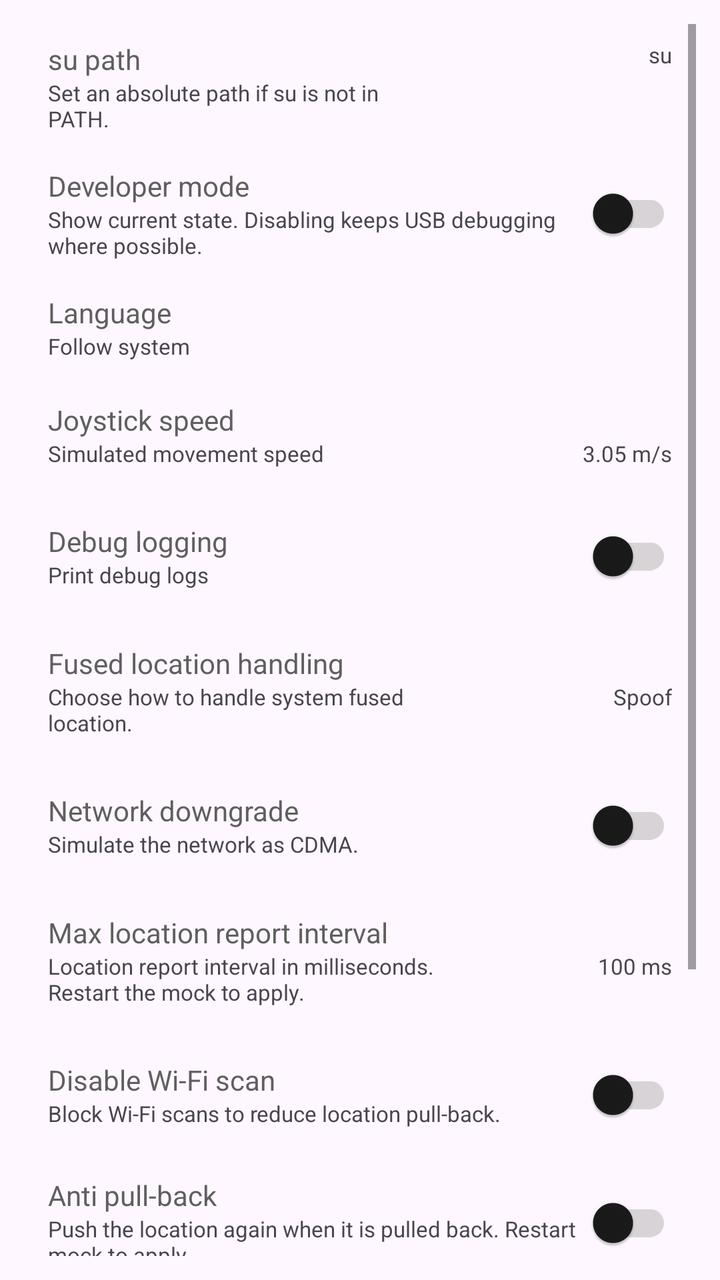
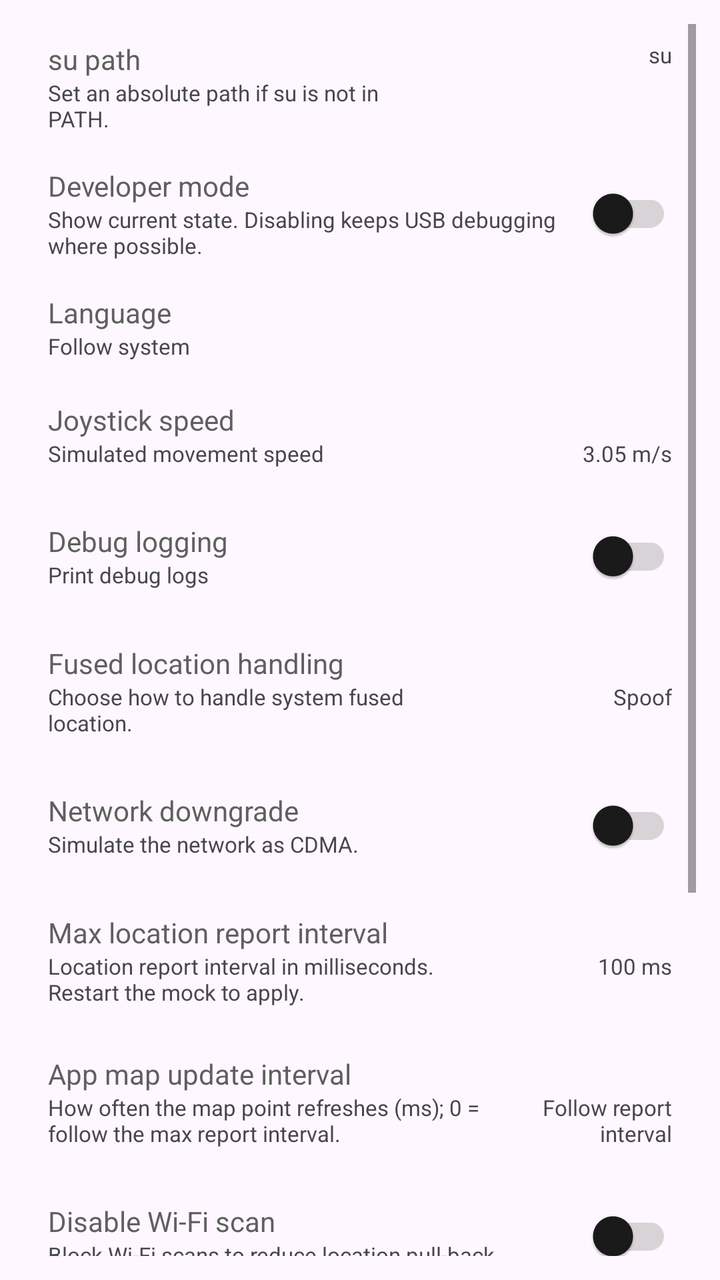

Before-and-after screenshots of an Android layout around one commit, followed by the original layout XML and the change that was made.
<!-- AndroidManifest.xml: application theme AppTheme -->
<!-- res/layout/fragment_settings.xml -->
<?xml version="1.0" encoding="utf-8"?>
<androidx.constraintlayout.widget.ConstraintLayout xmlns:android="http://schemas.android.com/apk/res/android"
    xmlns:app="http://schemas.android.com/apk/res-auto"
    xmlns:tools="http://schemas.android.com/tools"
    android:layout_width="match_parent"
    android:layout_height="match_parent"
    android:padding="@dimen/page_gutter"
    tools:context=".ui.settings.SettingsFragment">

    <ScrollView
        android:layout_width="match_parent"
        android:layout_height="0dp"
        app:layout_constraintTop_toTopOf="parent"
        app:layout_constraintStart_toStartOf="parent">

        <LinearLayout
            android:layout_width="match_parent"
            android:layout_height="wrap_content"
            android:orientation="vertical">

            <androidx.constraintlayout.widget.ConstraintLayout
                android:id="@+id/su_path_layout"
                android:layout_width="match_parent"
                android:layout_height="wrap_content"
                android:paddingHorizontal="@dimen/page_gutter"
                android:paddingVertical="8dp">

                <com.google.android.material.textview.MaterialTextView
                    android:id="@+id/su_path_title"
                    android:layout_width="0dp"
                    android:layout_height="wrap_content"
                    android:text="@string/su_path_title"
                    android:textColor="?attr/colorOnSurfaceVariant"
                    app:layout_constraintStart_toStartOf="parent"
                    app:layout_constraintEnd_toStartOf="@id/su_path_value"
                    app:layout_constraintTop_toTopOf="parent" />

                <com.google.android.material.textview.MaterialTextView
                    android:id="@+id/su_path_desc"
                    android:layout_width="0dp"
                    android:layout_height="wrap_content"
                    android:text="@string/su_path_desc"
                    android:textSize="11sp"
                    app:layout_constraintStart_toStartOf="parent"
                    app:layout_constraintEnd_toStartOf="@id/su_path_value"
                    app:layout_constraintTop_toBottomOf="@id/su_path_title" />

                <com.google.android.material.textview.MaterialTextView
                    android:id="@+id/su_path_value"
                    android:layout_width="120dp"
                    android:layout_height="wrap_content"
                    android:gravity="end"
                    android:text="su"
                    android:textSize="11sp"
                    app:layout_constraintTop_toTopOf="parent"
                    app:layout_constraintEnd_toEndOf="parent" />

            </androidx.constraintlayout.widget.ConstraintLayout>

            <LinearLayout
                android:id="@+id/developer_mode_layout"
                android:layout_width="match_parent"
                android:layout_height="wrap_content"
                android:gravity="center_vertical"
                android:orientation="horizontal"
                android:paddingHorizontal="@dimen/page_gutter"
                android:paddingVertical="8dp">
                <LinearLayout
                    android:layout_width="0dp"
                    android:layout_height="wrap_content"
                    android:layout_weight="1"
                    android:orientation="vertical">
                    <com.google.android.material.textview.MaterialTextView
                        android:layout_width="wrap_content"
                        android:layout_height="wrap_content"
                        android:text="@string/developer_mode_title"
                        android:textColor="?attr/colorOnSurfaceVariant" />
                    <com.google.android.material.textview.MaterialTextView
                        android:layout_width="wrap_content"
                        android:layout_height="wrap_content"
                        android:text="@string/developer_mode_desc"
                        android:textSize="11sp" />
                </LinearLayout>
                <com.google.android.material.switchmaterial.SwitchMaterial
                    android:id="@+id/developer_mode_switch"
                    android:layout_width="wrap_content"
                    android:layout_height="wrap_content"
                    android:layout_gravity="center_vertical" />
            </LinearLayout>

            <LinearLayout
                android:id="@+id/language_layout"
                android:layout_width="match_parent"
                android:layout_height="wrap_content"
                android:clickable="true"
                android:focusable="true"
                android:gravity="center_vertical"
                android:orientation="horizontal"
                android:paddingHorizontal="@dimen/page_gutter"
                android:paddingVertical="8dp">
                <LinearLayout
                    android:layout_width="0dp"
                    android:layout_height="wrap_content"
                    android:layout_weight="1"
                    android:orientation="vertical">
                    <com.google.android.material.textview.MaterialTextView
                        android:layout_width="wrap_content"
                        android:layout_height="wrap_content"
                        android:text="@string/language_title"
                        android:textColor="?attr/colorOnSurfaceVariant" />
                    <com.google.android.material.textview.MaterialTextView
                        android:layout_width="wrap_content"
                        android:layout_height="wrap_content"
                        android:text="@string/language_desc"
                        android:textSize="11sp" />
                </LinearLayout>
                <com.google.android.material.textview.MaterialTextView
                    android:id="@+id/language_value"
                    android:layout_width="wrap_content"
                    android:layout_height="wrap_content"
                    android:textSize="12sp" />
            </LinearLayout>

            <LinearLayout
                android:id="@+id/selinux_layout"
                android:visibility="gone"
                android:layout_width="match_parent"
                android:layout_height="wrap_content"
                android:gravity="center_vertical"
                android:orientation="horizontal"
                android:paddingHorizontal="@dimen/page_gutter"
                android:paddingVertical="8dp">
                <LinearLayout
                    android:layout_width="0dp"
                    android:layout_height="wrap_content"
                    android:layout_weight="1"
                    android:orientation="vertical"
                    android:gravity="center_vertical">
                    <com.google.android.material.textview.MaterialTextView
                        android:layout_width="wrap_content"
                        android:layout_height="wrap_content"
                        android:text="@string/selinux"
                        android:textColor="?attr/colorOnSurfaceVariant" />
                    <com.google.android.material.textview.MaterialTextView
                        android:layout_width="wrap_content"
                        android:layout_height="wrap_content"
                        android:text="@string/need_open_selinux"
                        android:textSize="11sp" />
                </LinearLayout>
                <com.google.android.material.switchmaterial.SwitchMaterial
                    android:id="@+id/selinux_switch"
                    android:layout_width="wrap_content"
                    android:layout_height="wrap_content"
                    android:layout_gravity="center_vertical"/>
            </LinearLayout>

            <androidx.constraintlayout.widget.ConstraintLayout
                android:id="@+id/speed_layout"
                android:layout_width="match_parent"
                android:layout_height="wrap_content"
                android:gravity="center_vertical"
                android:paddingHorizontal="@dimen/page_gutter"
                android:paddingVertical="8dp"
                android:layout_marginTop="4dp"
                android:layout_marginBottom="4dp">

                <com.google.android.material.textview.MaterialTextView
                    android:id="@+id/speed_title"
                    android:layout_width="0dp"
                    android:layout_height="wrap_content"
                    android:text="@string/rocker_speed"
                    android:textColor="?attr/colorOnSurfaceVariant"
                    app:layout_constraintStart_toStartOf="parent"
                    app:layout_constraintEnd_toStartOf="@id/speed_value"
                    app:layout_constraintTop_toTopOf="parent"/>

                <com.google.android.material.textview.MaterialTextView
                    android:id="@+id/speed_desc"
                    android:layout_width="0dp"
                    android:layout_height="wrap_content"
                    android:text="@string/rocker_speed_desc"
                    android:textSize="11sp"
                    app:layout_constraintStart_toStartOf="parent"
                    app:layout_constraintEnd_toStartOf="@id/speed_value"
                    app:layout_constraintTop_toBottomOf="@id/speed_title"/>

                <com.google.android.material.textview.MaterialTextView
                    android:id="@+id/speed_value"
                    android:layout_width="96dp"
                    android:layout_height="wrap_content"
                    android:gravity="end"
                    android:text="@string/speed_value_default"
                    android:textSize="11sp"
                    app:layout_constraintTop_toBottomOf="@id/speed_title"
                    app:layout_constraintEnd_toEndOf="parent" />

            </androidx.constraintlayout.widget.ConstraintLayout>

            <LinearLayout
                android:id="@+id/debug_layout"
                android:layout_width="match_parent"
                android:layout_height="wrap_content"
                android:paddingHorizontal="@dimen/page_gutter"
                android:paddingVertical="8dp"
                android:gravity="center_vertical"
                android:orientation="horizontal">
                <LinearLayout
                    android:layout_width="0dp"
                    android:layout_height="wrap_content"
                    android:layout_weight="1"
                    android:orientation="vertical"
                    android:gravity="center_vertical">
                    <com.google.android.material.textview.MaterialTextView
                        android:layout_width="wrap_content"
                        android:layout_height="wrap_content"
                        android:text="@string/debug"
                        android:textColor="?attr/colorOnSurfaceVariant" />
                    <com.google.android.material.textview.MaterialTextView
                        android:layout_width="wrap_content"
                        android:layout_height="wrap_content"
                        android:text="@string/debug_desc"
                        android:textSize="11sp" />
                </LinearLayout>
                <com.google.android.material.switchmaterial.SwitchMaterial
                    android:id="@+id/debug_switch"
                    android:layout_width="wrap_content"
                    android:layout_height="wrap_content"
                    android:layout_gravity="center_vertical"/>
            </LinearLayout>

            
            <androidx.constraintlayout.widget.ConstraintLayout
                android:id="@+id/dfused_layout"
                android:layout_width="match_parent"
                android:layout_height="wrap_content"
                android:gravity="center_vertical"
                android:paddingHorizontal="@dimen/page_gutter"
                android:paddingVertical="8dp"
                android:layout_marginTop="4dp"
                android:layout_marginBottom="4dp">

                <com.google.android.material.textview.MaterialTextView
                    android:id="@+id/dfused_title"
                    android:layout_width="0dp"
                    android:layout_height="wrap_content"
                    android:text="@string/dfused"
                    android:textColor="?attr/colorOnSurfaceVariant"
                    app:layout_constraintStart_toStartOf="parent"
                    app:layout_constraintEnd_toStartOf="@id/dfused_value"
                    app:layout_constraintTop_toTopOf="parent"/>

                <com.google.android.material.textview.MaterialTextView
                    android:id="@+id/dfused_desc"
                    android:layout_width="0dp"
                    android:layout_height="wrap_content"
                    android:text="@string/dfused_desc"
                    android:textSize="11sp"
                    app:layout_constraintStart_toStartOf="parent"
                    app:layout_constraintEnd_toStartOf="@id/dfused_value"
                    app:layout_constraintTop_toBottomOf="@id/dfused_title"/>

                <com.google.android.material.textview.MaterialTextView
                    android:id="@+id/dfused_value"
                    android:layout_width="96dp"
                    android:layout_height="wrap_content"
                    android:gravity="end"
                    android:text="@string/fused_spoof"
                    android:textSize="11sp"
                    app:layout_constraintTop_toBottomOf="@id/dfused_title"
                    app:layout_constraintEnd_toEndOf="parent" />

            </androidx.constraintlayout.widget.ConstraintLayout>

            <LinearLayout
                android:id="@+id/cdma_layout"
                android:layout_width="match_parent"
                android:layout_height="wrap_content"
                android:gravity="center_vertical"
                android:paddingHorizontal="@dimen/page_gutter"
                android:paddingVertical="8dp"
                android:orientation="horizontal">
                <LinearLayout
                    android:layout_width="0dp"
                    android:layout_height="wrap_content"
                    android:layout_weight="1"
                    android:orientation="vertical"
                    android:gravity="center_vertical">
                    <com.google.android.material.textview.MaterialTextView
                        android:layout_width="wrap_content"
                        android:layout_height="wrap_content"
                        android:text="@string/cdma"
                        android:textColor="?attr/colorOnSurfaceVariant" />
                    <com.google.android.material.textview.MaterialTextView
                        android:layout_width="wrap_content"
                        android:layout_height="wrap_content"
                        android:text="@string/cdma_desc"
                        android:textSize="11sp" />
                </LinearLayout>
                <com.google.android.material.switchmaterial.SwitchMaterial
                    android:id="@+id/cdma_switch"
                    android:layout_width="wrap_content"
                    android:layout_height="wrap_content"
                    android:layout_gravity="center_vertical"/>
            </LinearLayout>

            <androidx.constraintlayout.widget.ConstraintLayout
                android:id="@+id/report_duration_layout"
                android:layout_width="match_parent"
                android:layout_height="wrap_content"
                android:gravity="center_vertical"
                android:paddingHorizontal="@dimen/page_gutter"
                android:paddingVertical="8dp"
                android:layout_marginTop="4dp"
                android:layout_marginBottom="4dp">

                <com.google.android.material.textview.MaterialTextView
                    android:id="@+id/report_duration_title"
                    android:layout_width="0dp"
                    android:layout_height="wrap_content"
                    android:text="@string/item_report_duration_title"
                    android:textColor="?attr/colorOnSurfaceVariant"
                    app:layout_constraintStart_toStartOf="parent"
                    app:layout_constraintEnd_toStartOf="@id/report_duration_value"
                    app:layout_constraintTop_toTopOf="parent"/>

                <com.google.android.material.textview.MaterialTextView
                    android:id="@+id/report_duration_desc"
                    android:layout_width="0dp"
                    android:layout_height="wrap_content"
                    android:text="@string/item_report_duration_desc"
                    android:textSize="11sp"
                    app:layout_constraintStart_toStartOf="parent"
                    app:layout_constraintEnd_toStartOf="@id/report_duration_value"
                    app:layout_constraintTop_toBottomOf="@id/report_duration_title"/>

                <com.google.android.material.textview.MaterialTextView
                    android:id="@+id/report_duration_value"
                    android:layout_width="96dp"
                    android:layout_height="wrap_content"
                    android:gravity="end"
                    android:text="@string/item_report_duration_value"
                    android:textSize="11sp"
                    app:layout_constraintTop_toBottomOf="@id/report_duration_title"
                    app:layout_constraintEnd_toEndOf="parent" />

            </androidx.constraintlayout.widget.ConstraintLayout>


            <LinearLayout
                android:id="@+id/disable_wlan_scan_layout"
                android:layout_width="match_parent"
                android:layout_height="wrap_content"
                android:gravity="center_vertical"
                android:paddingHorizontal="@dimen/page_gutter"
                android:paddingVertical="8dp"
                android:orientation="horizontal">
                <LinearLayout
                    android:layout_width="0dp"
                    android:layout_height="wrap_content"
                    android:layout_weight="1"
                    android:orientation="vertical"
                    android:gravity="center_vertical">
                    <com.google.android.material.textview.MaterialTextView
                        android:layout_width="wrap_content"
                        android:layout_height="wrap_content"
                        android:text="@string/disable_wifi_scan_title"
                        android:textColor="?attr/colorOnSurfaceVariant" />
                    <com.google.android.material.textview.MaterialTextView
                        android:layout_width="wrap_content"
                        android:layout_height="wrap_content"
                        android:text="@string/disable_wifi_scan_desc"
                        android:textSize="11sp" />
                </LinearLayout>
                <com.google.android.material.switchmaterial.SwitchMaterial
                    android:id="@+id/disable_wlan_scan_switch"
                    android:layout_width="wrap_content"
                    android:layout_height="wrap_content"
                    android:layout_gravity="center_vertical"/>
            </LinearLayout>

            <LinearLayout
                android:id="@+id/loop_broadcast_location_layout"
                android:layout_width="match_parent"
                android:layout_height="wrap_content"
                android:gravity="center_vertical"
                android:paddingHorizontal="@dimen/page_gutter"
                android:paddingVertical="8dp"
                android:orientation="horizontal">
                <LinearLayout
                    android:layout_width="0dp"
                    android:layout_height="wrap_content"
                    android:layout_weight="1"
                    android:orientation="vertical"
                    android:gravity="center_vertical">
                    <com.google.android.material.textview.MaterialTextView
                        android:layout_width="wrap_content"
                        android:layout_height="wrap_content"
                        android:text="@string/anti_pullback_title"
                        android:textColor="?attr/colorOnSurfaceVariant" />
                    <com.google.android.material.textview.MaterialTextView
                        android:layout_width="wrap_content"
                        android:layout_height="wrap_content"
                        android:text="@string/anti_pullback_desc"
                        android:textSize="11sp" />
                </LinearLayout>
                <com.google.android.material.switchmaterial.SwitchMaterial
                    android:id="@+id/loop_broadcast_location_switch"
                    android:layout_width="wrap_content"
                    android:layout_height="wrap_content"
                    android:layout_gravity="center_vertical"/>
            </LinearLayout>

            
            <LinearLayout
                android:id="@+id/keep_alive_layout"
                android:layout_width="match_parent"
                android:layout_height="wrap_content"
                android:layout_marginTop="4dp"
                android:layout_marginBottom="4dp"
                android:gravity="center_vertical"
                android:orientation="horizontal"
                android:paddingHorizontal="@dimen/page_gutter"
                android:paddingVertical="8dp">
                <LinearLayout
                    android:layout_width="0dp"
                    android:layout_height="wrap_content"
                    android:layout_weight="1"
                    android:gravity="center_vertical"
                    android:orientation="vertical">
                    <com.google.android.material.textview.MaterialTextView
                        android:layout_width="wrap_content"
                        android:layout_height="wrap_content"
                        android:text="@string/background_keepalive_title"
                        android:textColor="?attr/colorOnSurfaceVariant" />
                    <com.google.android.material.textview.MaterialTextView
                        android:layout_width="wrap_content"
                        android:layout_height="wrap_content"
                        android:text="@string/background_keepalive_desc"
                        android:textSize="11sp" />
                </LinearLayout>
                <com.google.android.material.switchmaterial.SwitchMaterial
                    android:id="@+id/keep_alive_switch"
                    android:layout_width="wrap_content"
                    android:layout_height="wrap_content"
                    android:layout_gravity="center_vertical"/>
            </LinearLayout>

            
            <LinearLayout
                android:id="@+id/battery_optimization_layout"
                android:layout_width="match_parent"
                android:layout_height="wrap_content"
                android:gravity="center_vertical"
                android:orientation="horizontal"
                android:paddingHorizontal="@dimen/page_gutter"
                android:paddingVertical="8dp">
                <LinearLayout
                    android:layout_width="0dp"
                    android:layout_height="wrap_content"
                    android:layout_weight="1"
                    android:gravity="center_vertical"
                    android:orientation="vertical">
                    <com.google.android.material.textview.MaterialTextView
                        android:layout_width="wrap_content"
                        android:layout_height="wrap_content"
                        android:text="@string/battery_optimization_title"
                        android:textColor="?attr/colorOnSurfaceVariant" />
                    <com.google.android.material.textview.MaterialTextView
                        android:id="@+id/battery_optimization_state"
                        android:layout_width="wrap_content"
                        android:layout_height="wrap_content"
                        android:text="@string/loading"
                        android:textSize="11sp" />
                </LinearLayout>
            </LinearLayout>

            <LinearLayout
                android:id="@+id/allow_landscape_layout"
                android:layout_width="match_parent"
                android:layout_height="wrap_content"
                android:gravity="center_vertical"
                android:paddingHorizontal="@dimen/page_gutter"
                android:paddingVertical="8dp"
                android:orientation="horizontal">
                <LinearLayout
                    android:layout_width="0dp"
                    android:layout_height="wrap_content"
                    android:layout_weight="1"
                    android:orientation="vertical"
                    android:gravity="center_vertical">
                    <com.google.android.material.textview.MaterialTextView
                        android:layout_width="wrap_content"
                        android:layout_height="wrap_content"
                        android:text="@string/allow_landscape"
                        android:textColor="?attr/colorOnSurfaceVariant" />
                    <com.google.android.material.textview.MaterialTextView
                        android:layout_width="wrap_content"
                        android:layout_height="wrap_content"
                        android:text="@string/allow_landscape_desc"
                        android:textSize="11sp" />
                </LinearLayout>
                <com.google.android.material.textview.MaterialTextView
                    android:id="@+id/allow_landscape_value"
                    android:layout_width="wrap_content"
                    android:layout_height="wrap_content"
                    android:textSize="12sp"
                    android:text="@string/orientation_portrait" />
            </LinearLayout>

        </LinearLayout>

    </ScrollView>
</androidx.constraintlayout.widget.ConstraintLayout>
<!-- resources referenced by this layout -->
<resources>
  <dimen name="page_gutter">12dp</dimen>
  <string name="allow_landscape">Screen orientation</string>
  <string name="allow_landscape_desc">Choose automatic, portrait, or landscape.</string>
  <string name="anti_pullback_desc">Push the location again when it is pulled back. Restart mock to apply.</string>
  <string name="anti_pullback_title">Anti pull-back</string>
  <string name="background_keepalive_desc">Keep the app alive only while an unattended simulation is running.</string>
  <string name="background_keepalive_title">Background keep-alive</string>
  <string name="battery_optimization_title">Battery optimization whitelist</string>
  <string name="cdma">Network downgrade</string>
  <string name="cdma_desc">Simulate the network as CDMA.</string>
  <string name="debug">Debug logging</string>
  <string name="debug_desc">Print debug logs</string>
  <string name="developer_mode_desc">Show current state. Disabling keeps USB debugging where possible.</string>
  <string name="developer_mode_title">Developer mode</string>
  <string name="dfused">Fused location handling</string>
  <string name="dfused_desc">Choose how to handle system fused location.</string>
  <string name="disable_wifi_scan_desc">Block Wi-Fi scans to reduce location pull-back.</string>
  <string name="disable_wifi_scan_title">Disable Wi-Fi scan</string>
  <string name="fused_spoof">Spoof</string>
  <string name="item_report_duration_desc">Location report interval in milliseconds. Restart the mock to apply.</string>
  <string name="item_report_duration_title">Max location report interval</string>
  <string name="item_report_duration_value">100 ms</string>
  <string name="language_desc">Follow system</string>
  <string name="language_title">Language</string>
  <string name="loading">Loading…</string>
  <string name="need_open_selinux">Enable SELinux</string>
  <string name="orientation_portrait">Portrait</string>
  <string name="rocker_speed">Joystick speed</string>
  <string name="rocker_speed_desc">Simulated movement speed</string>
  <string name="selinux">SELinux</string>
  <string name="speed_value_default">3.05 m/s</string>
  <string name="su_path_desc">Set an absolute path if su is not in PATH.</string>
  <string name="su_path_title">su path</string>
  <style name="Portal.SearchViewStyle" parent="Widget.AppCompat.SearchView" />
  <style name="Portal.SliderTheme" parent="Widget.Material3.Slider" />
  <style name="PortalPopupMenuStyle" parent="Widget.Material3.PopupMenu">
          <item name="android:popupAnimationStyle">@style/PortalPopupAnimation</item>
      </style>
  <style name="Portal.SwitchStyle" parent="Widget.Material3.CompoundButton.Switch">
          <item name="useMaterialThemeColors">true</item>
          <item name="trackTint">@color/switch_track_tint</item>
      </style>
  <style name="PortalPopupAnimation">
          <item name="android:windowEnterAnimation">@anim/popup_in_top_end</item>
          <item name="android:windowExitAnimation">@anim/popup_out_top_end</item>
      </style>
  <!-- unchanged entries left out for length: 1 -->
</resources>

<!-- the commit's change to res/layout/fragment_settings.xml (unified diff, before → after) -->
@@ -346,6 +346,47 @@
             </androidx.constraintlayout.widget.ConstraintLayout>
 
 
+            <androidx.constraintlayout.widget.ConstraintLayout
+                android:id="@+id/map_interval_layout"
+                android:layout_width="match_parent"
+                android:layout_height="wrap_content"
+                android:gravity="center_vertical"
+                android:paddingHorizontal="@dimen/page_gutter"
+                android:paddingVertical="8dp"
+                android:layout_marginTop="4dp"
+                android:layout_marginBottom="4dp">
+
+                <com.google.android.material.textview.MaterialTextView
+                    android:id="@+id/map_interval_title"
+                    android:layout_width="0dp"
+                    android:layout_height="wrap_content"
+                    android:text="@string/item_map_interval_title"
+                    android:textColor="?attr/colorOnSurfaceVariant"
+                    app:layout_constraintStart_toStartOf="parent"
+                    app:layout_constraintEnd_toStartOf="@id/map_interval_value"
+                    app:layout_constraintTop_toTopOf="parent"/>
+
+                <com.google.android.material.textview.MaterialTextView
+                    android:id="@+id/map_interval_desc"
+                    android:layout_width="0dp"
+                    android:layout_height="wrap_content"
+                    android:text="@string/item_map_interval_desc"
+                    android:textSize="11sp"
+                    app:layout_constraintStart_toStartOf="parent"
+                    app:layout_constraintEnd_toStartOf="@id/map_interval_value"
+                    app:layout_constraintTop_toBottomOf="@id/map_interval_title"/>
+
+                <com.google.android.material.textview.MaterialTextView
+                    android:id="@+id/map_interval_value"
+                    android:layout_width="96dp"
+                    android:layout_height="wrap_content"
+                    android:gravity="end"
+                    android:text="@string/item_map_interval_value"
+                    android:textSize="11sp"
+                    app:layout_constraintTop_toBottomOf="@id/map_interval_title"
+                    app:layout_constraintEnd_toEndOf="parent" />
+
+            </androidx.constraintlayout.widget.ConstraintLayout>
             <LinearLayout
                 android:id="@+id/disable_wlan_scan_layout"
                 android:layout_width="match_parent"
<!-- resource entries referenced after the edit -->
@@ -19,6 +19,9 @@
   <string name="disable_wifi_scan_desc">Block Wi-Fi scans to reduce location pull-back.</string>
   <string name="disable_wifi_scan_title">Disable Wi-Fi scan</string>
   <string name="fused_spoof">Spoof</string>
+  <string name="item_map_interval_desc">How often the map point refreshes (ms); 0 = follow the max report interval.</string>
+  <string name="item_map_interval_title">App map update interval</string>
+  <string name="item_map_interval_value">Follow report interval</string>
   <string name="item_report_duration_desc">Location report interval in milliseconds. Restart the mock to apply.</string>
   <string name="item_report_duration_title">Max location report interval</string>
   <string name="item_report_duration_value">100 ms</string>
